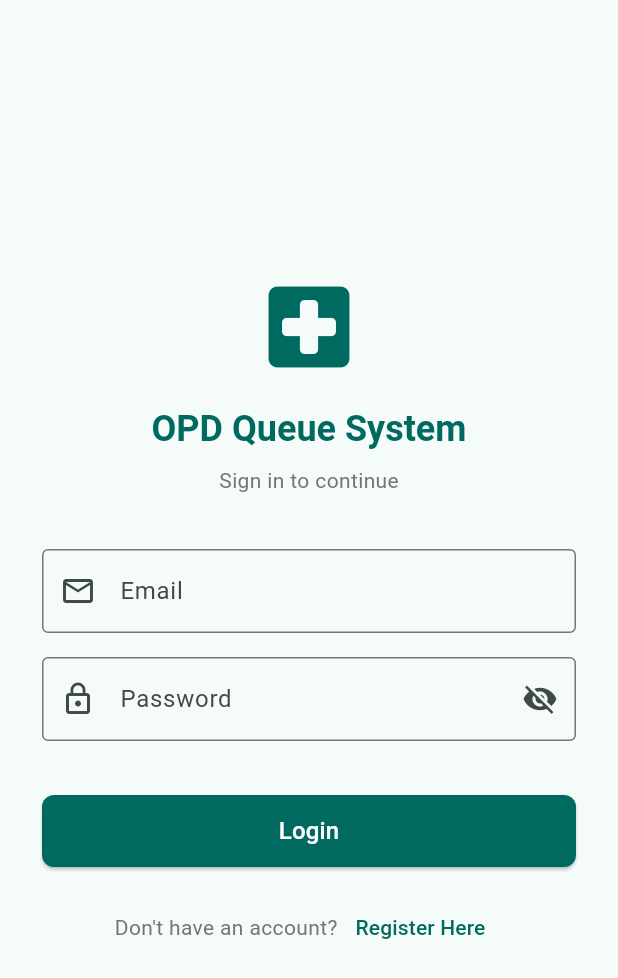
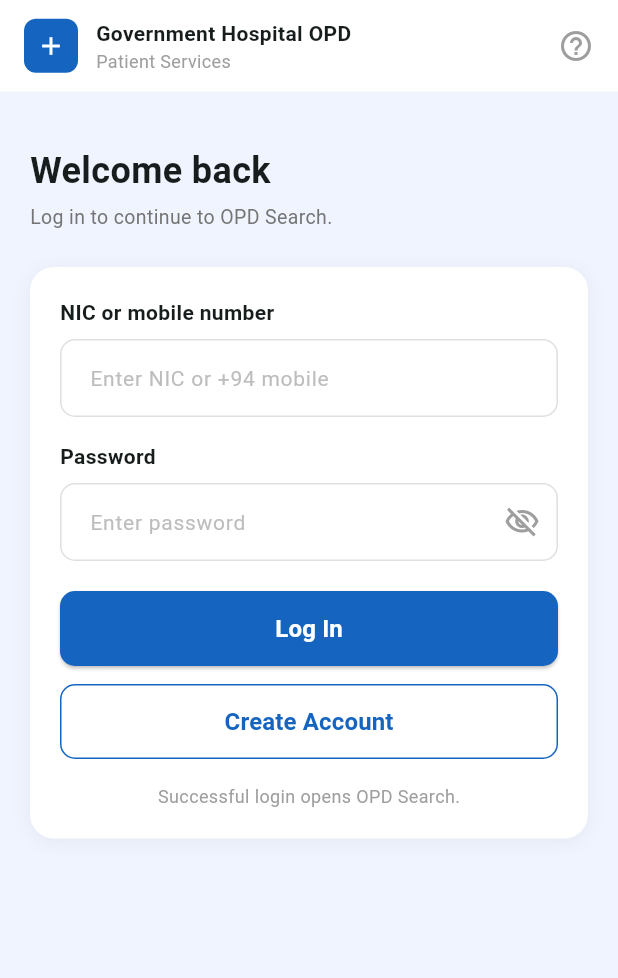
Before and after one commit to Tenu234/IT3060-HCI-Mobile-APP--WD40, a Flutter app: the screen it shows after launch, on a phone screen of 412 x 824 dp. Shown: the top 978 px of the screen. Run offline on Flutter 3.47's test engine with Material 3 defaults, Android fonts, the phone set to English and light mode, and no system bars.

Commit message:
feat: redesign login screen to match OPD hospital UI

```diff
--- a/app/frontend/opd_queue_app/lib/screens/login_screen.dart
+++ b/app/frontend/opd_queue_app/lib/screens/login_screen.dart
@@ -16,7 +16,7 @@ class LoginScreen extends StatefulWidget {
 
 class _LoginScreenState extends State<LoginScreen> {
   final _formKey = GlobalKey<FormState>();
-  final _emailController = TextEditingController();
+  final _nicController = TextEditingController();
   final _passwordController = TextEditingController();
 
   bool _isLoading = false;
@@ -25,7 +25,7 @@ class _LoginScreenState extends State<LoginScreen> {
 
   @override
   void dispose() {
-    _emailController.dispose();
+    _nicController.dispose();
     _passwordController.dispose();
     super.dispose();
   }
@@ -33,30 +33,25 @@ class _LoginScreenState extends State<LoginScreen> {
   Future<void> _handleLogin() async {
     if (!_formKey.currentState!.validate()) return;
 
-    setState(() {
-      _isLoading = true;
-      _errorMessage = null;
-    });
+    setState(() { _isLoading = true; _errorMessage = null; });
 
     try {
       final user = await AuthService.login(
-        _emailController.text.trim(),
+        _nicController.text.trim(),
         _passwordController.text,
       );
       if (mounted) _navigateToDashboard(user);
     } catch (e) {
       setState(() {
-        _errorMessage = e.toString().replaceFirst('Exception: ', '');
+        _errorMessage = 'NIC/mobile number or password is incorrect. Try again.';
       });
     } finally {
       if (mounted) setState(() => _isLoading = false);
     }
   }
 
-  /// Routes the user to the correct dashboard based on their role.
   void _navigateToDashboard(UserModel user) {
     Widget dashboard;
-
     switch (user.role.toLowerCase()) {
       case 'doctor':
         dashboard = DoctorDashboard(user: user);
@@ -72,133 +67,205 @@ class _LoginScreenState extends State<LoginScreen> {
         dashboard = PatientDashboard(user: user);
         break;
     }
-
     Navigator.pushReplacement(
       context,
       MaterialPageRoute(builder: (_) => dashboard),
     );
   }
 
+  InputDecoration _inputDecoration(String hint) => InputDecoration(
+        hintText: hint,
+        hintStyle: TextStyle(color: Colors.grey[400], fontSize: 14),
+        filled: true,
+        fillColor: Colors.white,
+        contentPadding:
+            const EdgeInsets.symmetric(horizontal: 16, vertical: 14),
+        border: OutlineInputBorder(
+          borderRadius: BorderRadius.circular(10),
+          borderSide: BorderSide(color: Colors.grey.shade300),
+        ),
+        enabledBorder: OutlineInputBorder(
+          borderRadius: BorderRadius.circular(10),
+          borderSide: BorderSide(color: Colors.grey.shade300),
+        ),
+        focusedBorder: OutlineInputBorder(
+          borderRadius: BorderRadius.circular(10),
+          borderSide:
+              const BorderSide(color: Color(0xFF1565C0), width: 1.5),
+        ),
+        errorBorder: OutlineInputBorder(
+          borderRadius: BorderRadius.circular(10),
+          borderSide: const BorderSide(color: Colors.red),
+        ),
+      );
+
   @override
   Widget build(BuildContext context) {
-    final theme = Theme.of(context);
-
     return Scaffold(
-      backgroundColor: theme.colorScheme.surface,
+      backgroundColor: const Color(0xFFF0F4FF),
       body: SafeArea(
-        child: Center(
-          child: SingleChildScrollView(
-            padding: const EdgeInsets.symmetric(horizontal: 28, vertical: 24),
         child: Column(
-              mainAxisAlignment: MainAxisAlignment.center,
           children: [
-                // Logo / Icon
-                Icon(
-                  Icons.local_hospital_rounded,
-                  size: 72,
-                  color: theme.colorScheme.primary,
+            // Top bar
+            Container(
+              color: Colors.white,
+              padding:
+                  const EdgeInsets.symmetric(horizontal: 16, vertical: 12),
+              child: Row(
+                children: [
+                  Container(
+                    width: 36,
+                    height: 36,
+                    decoration: BoxDecoration(
+                      color: const Color(0xFF1565C0),
+                      borderRadius: BorderRadius.circular(8),
                     ),
-                const SizedBox(height: 16),
-                Text(
-                  'OPD Queue System',
-                  style: theme.textTheme.headlineSmall?.copyWith(
-                    fontWeight: FontWeight.bold,
-                    color: theme.colorScheme.primary,
+                    child: const Icon(Icons.add, color: Colors.white, size: 20),
+                  ),
+                  const SizedBox(width: 12),
+                  const Column(
+                    crossAxisAlignment: CrossAxisAlignment.start,
+                    children: [
+                      Text('Government Hospital OPD',
+                          style: TextStyle(
+                              fontWeight: FontWeight.bold, fontSize: 14)),
+                      Text('Patient Services',
+                          style:
+                              TextStyle(color: Colors.grey, fontSize: 12)),
+                    ],
+                  ),
+                  const Spacer(),
+                  const Icon(Icons.help_outline, color: Colors.grey),
+                ],
               ),
             ),
-                const SizedBox(height: 8),
-                Text(
-                  'Sign in to continue',
-                  style: theme.textTheme.bodyMedium?.copyWith(
-                    color: Colors.grey[600],
+
+            // Body
+            Expanded(
+              child: SingleChildScrollView(
+                padding: const EdgeInsets.all(20),
+                child: Column(
+                  crossAxisAlignment: CrossAxisAlignment.start,
+                  children: [
+                    const SizedBox(height: 16),
+                    const Text('Welcome back',
+                        style: TextStyle(
+                            fontSize: 24, fontWeight: FontWeight.bold)),
+                    const SizedBox(height: 4),
+                    Text('Log in to continue to OPD Search.',
+                        style: TextStyle(
+                            color: Colors.grey[600], fontSize: 13)),
+                    const SizedBox(height: 24),
+
+                    // Card
+                    Container(
+                      padding: const EdgeInsets.all(20),
+                      decoration: BoxDecoration(
+                        color: Colors.white,
+                        borderRadius: BorderRadius.circular(16),
+                        boxShadow: [
+                          BoxShadow(
+                            color: Colors.black.withOpacity(0.05),
+                            blurRadius: 10,
+                            offset: const Offset(0, 2),
                           ),
+                        ],
                       ),
-                const SizedBox(height: 36),
-
-                // Form
-                Form(
+                      child: Form(
                         key: _formKey,
                         child: Column(
+                          crossAxisAlignment: CrossAxisAlignment.start,
                           children: [
-                      // Email field
+                            // NIC field
+                            const Text('NIC or mobile number',
+                                style: TextStyle(
+                                    fontWeight: FontWeight.w600,
+                                    fontSize: 14)),
+                            const SizedBox(height: 8),
                             TextFormField(
-                        controller: _emailController,
-                        keyboardType: TextInputType.emailAddress,
-                        decoration: const InputDecoration(
-                          labelText: 'Email',
-                          prefixIcon: Icon(Icons.email_outlined),
-                          border: OutlineInputBorder(),
-                        ),
-                        validator: (value) {
-                          if (value == null || value.trim().isEmpty) {
-                            return 'Please enter your email';
-                          }
-                          if (!value.contains('@')) {
-                            return 'Enter a valid email address';
-                          }
-                          return null;
-                        },
+                              controller: _nicController,
+                              decoration: _inputDecoration(
+                                  'Enter NIC or +94 mobile'),
+                              validator: (v) =>
+                                  (v == null || v.trim().isEmpty)
+                                      ? 'This field is required'
+                                      : null,
                             ),
                             const SizedBox(height: 16),
 
                             // Password field
+                            const Text('Password',
+                                style: TextStyle(
+                                    fontWeight: FontWeight.w600,
+                                    fontSize: 14)),
+                            const SizedBox(height: 8),
                             TextFormField(
                               controller: _passwordController,
                               obscureText: _obscurePassword,
-                        decoration: InputDecoration(
-                          labelText: 'Password',
-                          prefixIcon: const Icon(Icons.lock_outline),
-                          border: const OutlineInputBorder(),
+                              decoration:
+                                  _inputDecoration('Enter password').copyWith(
                                 suffixIcon: IconButton(
                                   icon: Icon(
                                     _obscurePassword
-                                  ? Icons.visibility_off
-                                  : Icons.visibility,
+                                        ? Icons.visibility_off_outlined
+                                        : Icons.visibility_outlined,
+                                    color: Colors.grey,
                                   ),
-                            onPressed: () => setState(
-                              () => _obscurePassword = !_obscurePassword,
+                                  onPressed: () => setState(() =>
+                                      _obscurePassword = !_obscurePassword),
                                 ),
                               ),
+                              validator: (v) =>
+                                  (v == null || v.isEmpty)
+                                      ? 'Password is required'
+                                      : null,
                             ),
-                        validator: (value) {
-                          if (value == null || value.isEmpty) {
-                            return 'Please enter your password';
-                          }
-                          return null;
-                        },
-                      ),
-                      const SizedBox(height: 12),
 
                             // Error message
-                      if (_errorMessage != null)
+                            if (_errorMessage != null) ...[
+                              const SizedBox(height: 12),
                               Container(
                                 width: double.infinity,
                                 padding: const EdgeInsets.all(12),
                                 decoration: BoxDecoration(
                                   color: Colors.red.shade50,
                                   borderRadius: BorderRadius.circular(8),
-                            border: Border.all(color: Colors.red.shade200),
+                                  border: Border.all(
+                                      color: Colors.red.shade200),
                                 ),
+                                child: Row(
+                                  children: [
+                                    Icon(Icons.warning_amber_rounded,
+                                        color: Colors.red.shade600,
+                                        size: 18),
+                                    const SizedBox(width: 8),
+                                    Expanded(
                                       child: Text(
                                         _errorMessage!,
-                            style: TextStyle(color: Colors.red.shade700),
+                                        style: TextStyle(
+                                            color: Colors.red.shade700,
+                                            fontSize: 13),
                                       ),
                                     ),
+                                  ],
+                                ),
+                              ),
+                            ],
 
-                      const SizedBox(height: 24),
+                            const SizedBox(height: 20),
 
-                      // Login button
+                            // Log In button
                             SizedBox(
                               width: double.infinity,
-                        height: 48,
+                              height: 50,
                               child: ElevatedButton(
                                 onPressed: _isLoading ? null : _handleLogin,
                                 style: ElevatedButton.styleFrom(
-                            backgroundColor: theme.colorScheme.primary,
+                                  backgroundColor: const Color(0xFF1565C0),
                                   foregroundColor: Colors.white,
                                   shape: RoundedRectangleBorder(
-                              borderRadius: BorderRadius.circular(8),
-                            ),
+                                      borderRadius:
+                                          BorderRadius.circular(10)),
                                 ),
                                 child: _isLoading
                                     ? const SizedBox(
@@ -206,44 +273,58 @@ class _LoginScreenState extends State<LoginScreen> {
                                         height: 22,
                                         child: CircularProgressIndicator(
                                             color: Colors.white,
-                                    strokeWidth: 2.5,
+                                            strokeWidth: 2.5))
+                                    : const Text('Log In',
+                                        style: TextStyle(
+                                            fontSize: 16,
+                                            fontWeight: FontWeight.w600)),
                               ),
-                                )
-                              : const Text(
-                                  'Login',
-                                  style: TextStyle(fontSize: 16),
                             ),
+
+                            const SizedBox(height: 12),
+
+                            // Create Account button
+                            SizedBox(
+                              width: double.infinity,
+                              height: 50,
+                              child: OutlinedButton(
+                                onPressed: () => Navigator.push(
+                                  context,
+                                  MaterialPageRoute(
+                                      builder: (_) =>
+                                          const RegisterScreen()),
+                                ),
+                                style: OutlinedButton.styleFrom(
+                                  foregroundColor: const Color(0xFF1565C0),
+                                  side: const BorderSide(
+                                      color: Color(0xFF1565C0)),
+                                  shape: RoundedRectangleBorder(
+                                      borderRadius:
+                                          BorderRadius.circular(10)),
+                                ),
+                                child: const Text('Create Account',
+                                    style: TextStyle(
+                                        fontSize: 16,
+                                        fontWeight: FontWeight.w600)),
                               ),
                             ),
 
                             const SizedBox(height: 16),
-
-                      // Register link
-                      Row(
-                        mainAxisAlignment: MainAxisAlignment.center,
-                        children: [
-                          Text(
-                            "Don't have an account?",
-                            style: TextStyle(color: Colors.grey[600]),
-                          ),
-                          TextButton(
-                            onPressed: () => Navigator.push(
-                              context,
-                              MaterialPageRoute(
-                                builder: (_) => const RegisterScreen(),
-                              ),
-                            ),
-                            child: const Text('Register Here'),
+                            const Center(
+                              child: Text('Successful login opens OPD Search.',
+                                  style: TextStyle(
+                                      color: Colors.grey, fontSize: 12)),
                             ),
                           ],
                         ),
-                    ],
                       ),
                     ),
                   ],
                 ),
               ),
             ),
+          ],
+        ),
       ),
     );
   }
```
Lines whose indentation alone changed are shown as unchanged.
